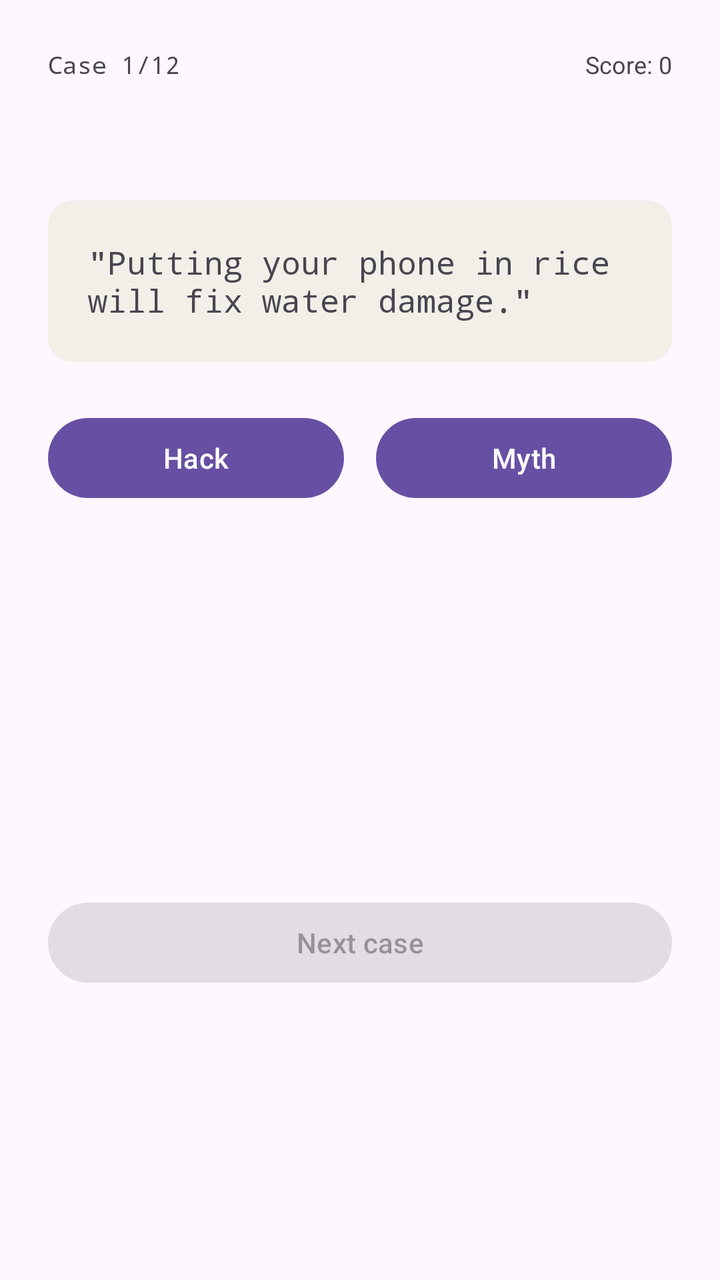
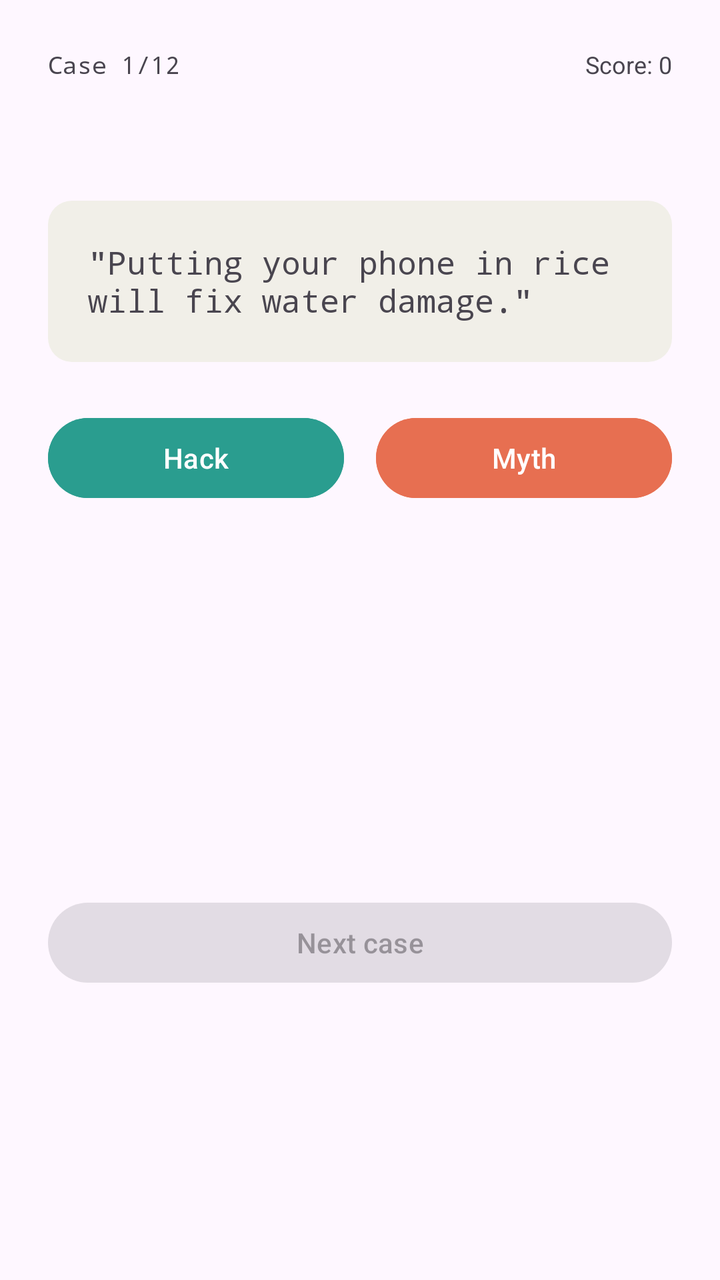

An Android layout rendered at two revisions. The XML below is the earlier revision; the diff shows what the commit changed to produce the second picture.
<!-- AndroidManifest.xml: application theme Theme.LifeHackOrMyth -->
<!-- res/layout/activity_question.xml -->
<?xml version="1.0" encoding="utf-8"?>
<androidx.constraintlayout.widget.ConstraintLayout xmlns:android="http://schemas.android.com/apk/res/android"
    xmlns:app="http://schemas.android.com/apk/res-auto"
    xmlns:tools="http://schemas.android.com/tools"
    android:id="@+id/main"
    android:layout_width="match_parent"
    android:layout_height="match_parent"
    tools:context=".QuestionActivity">
    <TextView
        android:id="@+id/caseNumberText"
        android:layout_width="wrap_content"
        android:layout_height="wrap_content"
        android:layout_marginTop="24dp"
        android:layout_marginStart="24dp"
        android:text="Case 1/12"
        android:textSize="12sp"
        android:fontFamily="monospace"
        app:layout_constraintTop_toTopOf="parent"
        app:layout_constraintStart_toStartOf="parent" />

    <TextView
        android:id="@+id/scoreText"
        android:layout_width="wrap_content"
        android:layout_height="wrap_content"
        android:layout_marginTop="24dp"
        android:layout_marginEnd="24dp"
        android:text="Score: 0"
        android:textSize="12sp"
        app:layout_constraintTop_toTopOf="parent"
        app:layout_constraintEnd_toEndOf="parent" />
    <TextView
        android:id="@+id/statementText"
        android:layout_width="0dp"
        android:layout_height="wrap_content"
        android:layout_marginTop="60dp"
        android:layout_marginStart="24dp"
        android:layout_marginEnd="24dp"
        android:padding="20dp"
        android:background="@drawable/card_background"
        android:fontFamily="monospace"
        android:textSize="16sp"
        android:text="&quot;Putting your phone in rice will fix water damage.&quot;"
        app:layout_constraintTop_toBottomOf="@id/caseNumberText"
        app:layout_constraintStart_toStartOf="parent"
        app:layout_constraintEnd_toEndOf="parent" />
    <Button
        android:id="@+id/hackButton"
        android:layout_width="0dp"
        android:layout_height="wrap_content"
        android:layout_marginTop="24dp"
        android:layout_marginStart="24dp"
        android:layout_marginEnd="8dp"
        android:text="Hack"
        app:layout_constraintTop_toBottomOf="@id/statementText"
        app:layout_constraintStart_toStartOf="parent"
        app:layout_constraintEnd_toStartOf="@id/mythButton" />

    <Button
        android:id="@+id/mythButton"
        android:layout_width="0dp"
        android:layout_height="wrap_content"
        android:layout_marginTop="24dp"
        android:layout_marginStart="8dp"
        android:layout_marginEnd="24dp"
        android:text="Myth"
        app:layout_constraintTop_toBottomOf="@id/statementText"
        app:layout_constraintStart_toEndOf="@id/hackButton"
        app:layout_constraintEnd_toEndOf="parent" />
    <TextView
        android:id="@+id/feedbackText"
        android:layout_width="0dp"
        android:layout_height="wrap_content"
        android:layout_marginTop="20dp"
        android:layout_marginStart="24dp"
        android:layout_marginEnd="24dp"
        android:padding="12dp"
        android:textSize="13sp"
        android:visibility="invisible"
        app:layout_constraintTop_toBottomOf="@id/hackButton"
        app:layout_constraintStart_toStartOf="parent"
        app:layout_constraintEnd_toEndOf="parent" />

    <Button
        android:id="@+id/nextButton"
        android:layout_width="0dp"
        android:layout_height="wrap_content"
        android:layout_marginTop="20dp"
        android:layout_marginStart="24dp"
        android:layout_marginEnd="24dp"
        android:layout_marginBottom="32dp"
        android:text="Next case"
        android:enabled="false"
        app:layout_constraintTop_toBottomOf="@id/feedbackText"
        app:layout_constraintStart_toStartOf="parent"
        app:layout_constraintEnd_toEndOf="parent"
        app:layout_constraintBottom_toBottomOf="parent" />






</androidx.constraintlayout.widget.ConstraintLayout>
<!-- resources referenced by this layout -->
<resources>
  <!-- drawable card_background (drawable) -->
  <?xml version="1.0" encoding="utf-8"?>
  <shape xmlns:android="http://schemas.android.com/apk/res/android"
      android:shape="rectangle">
      <solid android:color="#F1EFE8" />
      <corners android:radius="12dp" />
  </shape>
  <style name="Theme.LifeHackOrMyth" parent="Base.Theme.LifeHackOrMyth" />
  <style name="Base.Theme.LifeHackOrMyth" parent="Theme.Material3.DayNight.NoActionBar">
          
          
      </style>
</resources>

<!-- the commit's change to res/layout/activity_question.xml (unified diff, before → after) -->
@@ -51,6 +51,7 @@
         android:layout_marginStart="24dp"
         android:layout_marginEnd="8dp"
         android:text="Hack"
+        android:backgroundTint="@color/teal_hack"
         app:layout_constraintTop_toBottomOf="@id/statementText"
         app:layout_constraintStart_toStartOf="parent"
         app:layout_constraintEnd_toStartOf="@id/mythButton" />
@@ -63,6 +64,7 @@
         android:layout_marginStart="8dp"
         android:layout_marginEnd="24dp"
         android:text="Myth"
+        android:backgroundTint="@color/coral_myth"
         app:layout_constraintTop_toBottomOf="@id/statementText"
         app:layout_constraintStart_toEndOf="@id/hackButton"
         app:layout_constraintEnd_toEndOf="parent" />
<!-- resource entries referenced after the edit -->
@@ -1,5 +1,7 @@
 <!-- resources referenced by this layout -->
 <resources>
+  <color name="coral_myth">#E76F51</color>
+  <color name="teal_hack">#2A9D8F</color>
   <!-- drawable card_background (drawable) -->
   <?xml version="1.0" encoding="utf-8"?>
   <shape xmlns:android="http://schemas.android.com/apk/res/android"
